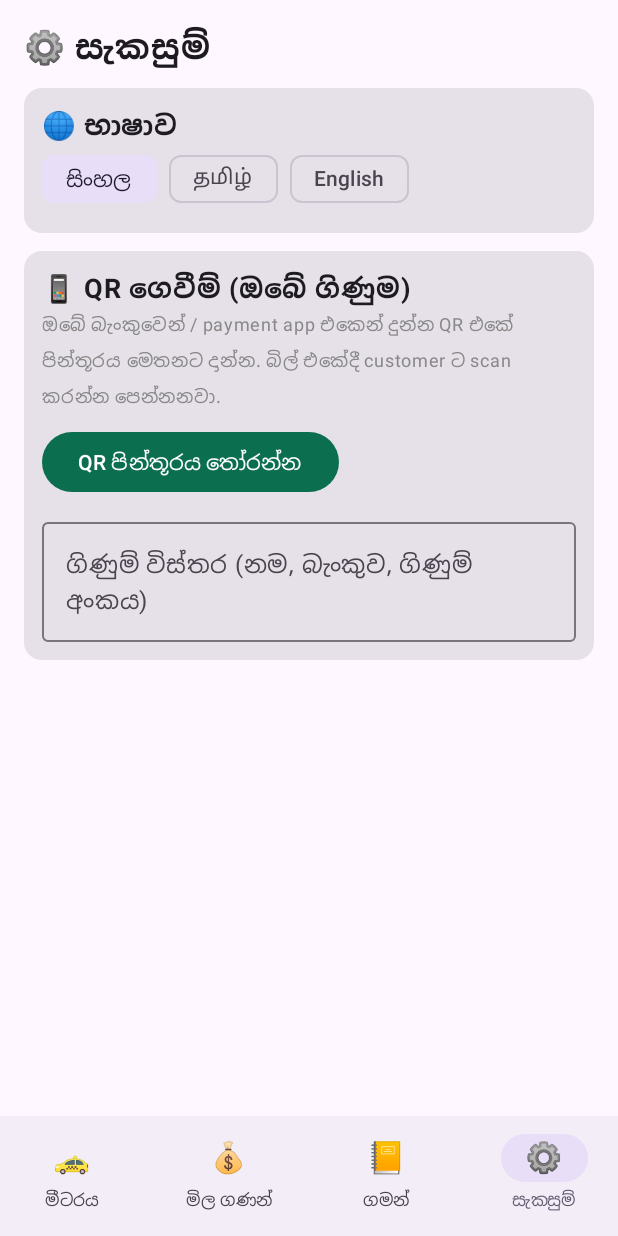
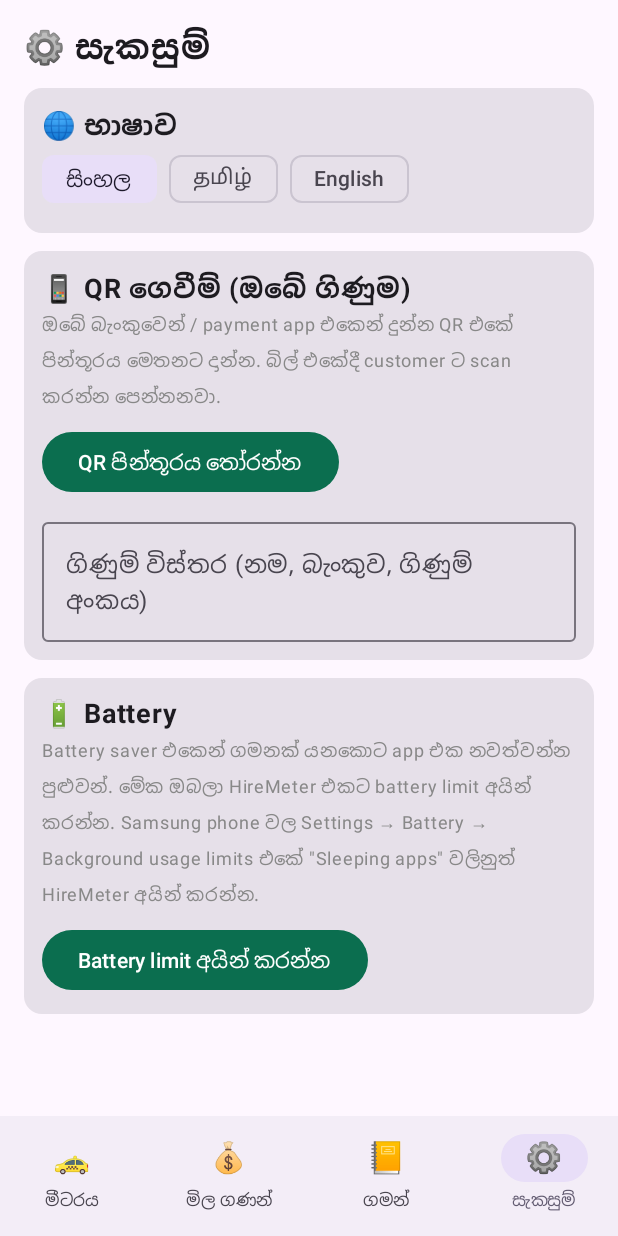
Before and after one commit to Roshan6422/HireMeter, an Android app built with Jetpack Compose: the screen it shows after launch (MainActivity), item 4 of the bottom bar chosen, on a phone screen of 412 x 824 dp. Run offline under Robolectric (Android 15) with nearby library versions, the phone set to English and light mode, and no system bars; pictures from the network do not load.

Commit message:
Keep a hire alive when the app is killed or the phone restarts
The trip in progress is saved every few seconds and carried on when the
app opens again, or when Android restarts the meter service (now sticky).
Ending a trip asks for confirmation, and Settings can take the app off
battery saving, which could stop the meter mid-trip.

Co-Authored-By: Claude Opus 5.5 <noreply@anthropic.com>

```diff
--- a/app/src/main/AndroidManifest.xml
+++ b/app/src/main/AndroidManifest.xml
@@ -8,6 +8,8 @@
     <uses-permission android:name="android.permission.FOREGROUND_SERVICE" />
     <uses-permission android:name="android.permission.FOREGROUND_SERVICE_LOCATION" />
     <uses-permission android:name="android.permission.POST_NOTIFICATIONS" />
+    <!-- So the driver can take the app off battery saving, which could stop the meter mid-trip. -->
+    <uses-permission android:name="android.permission.REQUEST_IGNORE_BATTERY_OPTIMIZATIONS" />
 
     <application
         android:allowBackup="true"
--- a/app/src/main/java/com/hiremeter/MainActivity.kt
+++ b/app/src/main/java/com/hiremeter/MainActivity.kt
@@ -9,6 +9,7 @@ import android.net.Uri
 import android.location.LocationManager
 import android.os.Build
 import android.os.Bundle
+import android.os.PowerManager
 import android.provider.Settings
 import android.widget.Toast
 import androidx.activity.ComponentActivity
@@ -84,8 +85,18 @@ class MainActivity : ComponentActivity() {
     override fun onCreate(savedInstanceState: Bundle?) {
         super.onCreate(savedInstanceState)
         Tr.load(this)
+        TripRepo.init(this)
         setContent {
             MaterialTheme(colorScheme = lightColorScheme(primary = Green)) { App() }
+        }
+    }
+
+    override fun onResume() {
+        super.onResume()
+        // The app was killed or the phone restarted during a trip: carry on the saved one.
+        if (TripRepo.restoreIfNeeded()) {
+            ContextCompat.startForegroundService(this, Intent(this, MeterService::class.java))
+            Toast.makeText(this, Tr.s.tripRecovered, Toast.LENGTH_LONG).show()
         }
     }
 }
@@ -179,7 +190,7 @@ private fun startTrip(ctx: Context) {
         ctx.startActivity(Intent(Settings.ACTION_LOCATION_SOURCE_SETTINGS).addFlags(Intent.FLAG_ACTIVITY_NEW_TASK))
         return
     }
-    ContextCompat.startForegroundService(ctx, Intent(ctx, MeterService::class.java))
+    ContextCompat.startForegroundService(ctx, Intent(ctx, MeterService::class.java).setAction(MeterService.ACTION_START))
 }
 
 @Composable
@@ -197,6 +208,7 @@ fun MeterScreen(
     var finishedRoute by remember { mutableStateOf<List<LatLon>>(emptyList()) }
     var finishedBreaks by remember { mutableStateOf<List<Int>>(emptyList()) }
     var payFor by remember { mutableStateOf<Trip?>(null) }
+    var confirmEnd by remember { mutableStateOf(false) }
     var now by remember { mutableLongStateOf(System.currentTimeMillis()) }
     LaunchedEffect(trip.running) {
         while (trip.running) {
@@ -216,6 +228,31 @@ fun MeterScreen(
     val chargedPauseMs = if (trip.running && trip.chargePaused) trip.pausedMs(now) else 0L
     val fare = calculateFare(trip.distanceM, elapsedMs, vehicle.rates, chargedPauseMs)
     val showTrip = trip.running
+
+    val endTrip = {
+        val endMs = System.currentTimeMillis()
+        val tripMs = trip.activeMs(endMs)
+        val pausedMs = trip.pausedMs(endMs)
+        val endFare = calculateFare(trip.distanceM, tripMs, vehicle.rates, if (trip.chargePaused) pausedMs else 0L)
+        val done = Trip(
+            endedAtMs = endMs,
+            vehicle = s.vehicleName(vehicle.id),
+            distanceM = trip.distanceM,
+            durationMs = tripMs,
+            distanceFare = endFare.distanceFare,
+            timeFare = endFare.timeFare,
+            minimumTopUp = endFare.minimumTopUp,
+            pausedMs = pausedMs,
+            waitingFare = endFare.waitingFare,
+        )
+        finishedRoute = TripRepo.routeSnapshot()
+        finishedBreaks = TripRepo.routeBreaksSnapshot()
+        TripRepo.finish()
+        ctx.stopService(Intent(ctx, MeterService::class.java))
+        HistoryStore.add(ctx, done)
+        onTripSaved()
+        finished = done
+    }
 
     Column(
         Modifier.fillMaxSize().verticalScroll(rememberScrollState()).padding(16.dp),
@@ -323,29 +360,7 @@ fun MeterScreen(
             ) { Text(if (trip.paused) "▶  ${s.resumeTrip}" else "⏸  ${s.pauseTrip}", fontSize = 18.sp) }
             Spacer(Modifier.height(10.dp))
             Button(
-                onClick = {
-                    val endMs = System.currentTimeMillis()
-                    val tripMs = trip.activeMs(endMs)
-                    val pausedMs = trip.pausedMs(endMs)
-                    val endFare = calculateFare(trip.distanceM, tripMs, vehicle.rates, if (trip.chargePaused) pausedMs else 0L)
-                    val done = Trip(
-                        endedAtMs = endMs,
-                        vehicle = s.vehicleName(vehicle.id),
-                        distanceM = trip.distanceM,
-                        durationMs = tripMs,
-                        distanceFare = endFare.distanceFare,
-                        timeFare = endFare.timeFare,
-                        minimumTopUp = endFare.minimumTopUp,
-                        pausedMs = pausedMs,
-                        waitingFare = endFare.waitingFare,
-                    )
-                    finishedRoute = TripRepo.routeSnapshot()
-                    finishedBreaks = TripRepo.routeBreaksSnapshot()
-                    ctx.stopService(Intent(ctx, MeterService::class.java))
-                    HistoryStore.add(ctx, done)
-                    onTripSaved()
-                    finished = done
-                },
+                onClick = { confirmEnd = true },
                 colors = ButtonDefaults.buttonColors(containerColor = Red),
                 modifier = Modifier.fillMaxWidth().height(64.dp),
             ) { Text("■  ${s.endTrip}", fontSize = 20.sp) }
@@ -353,6 +368,19 @@ fun MeterScreen(
         Text(
             s.meterNote,
             fontSize = 12.sp, color = Color.Gray, textAlign = TextAlign.Center, modifier = Modifier.padding(top = 12.dp),
+        )
+    }
+
+    if (confirmEnd) {
+        // Ending by mistake would lose the hire, so it is asked once more.
+        AlertDialog(
+            onDismissRequest = { confirmEnd = false },
+            title = { Text(s.endConfirmTitle) },
+            text = { Text(rs(fare.total), fontSize = 28.sp, fontWeight = FontWeight.Bold, color = Green) },
+            confirmButton = {
+                TextButton(onClick = { confirmEnd = false; endTrip() }) { Text(s.endTrip, color = Red) }
+            },
+            dismissButton = { TextButton(onClick = { confirmEnd = false }) { Text(s.cancel) } },
         )
     }
 
@@ -548,6 +576,39 @@ fun SettingsScreen() {
             }
         }
         PaymentSettings()
+        BatterySettings()
+    }
+}
+
+/** Battery saving can stop the meter during a trip; this takes HireMeter off its limits. */
+@Composable
+private fun BatterySettings() {
+    val ctx = LocalContext.current
+    val s = Tr.s
+    val pm = ctx.getSystemService(Context.POWER_SERVICE) as PowerManager
+    var free by remember { mutableStateOf(pm.isIgnoringBatteryOptimizations(ctx.packageName)) }
+    val ask = rememberLauncherForActivityResult(ActivityResultContracts.StartActivityForResult()) {
+        free = pm.isIgnoringBatteryOptimizations(ctx.packageName)
+    }
+    Card(Modifier.fillMaxWidth().padding(top = 12.dp)) {
+        Column(Modifier.padding(12.dp)) {
+            Text(s.batteryTitle, fontSize = 18.sp, fontWeight = FontWeight.Bold)
+            Text(s.batteryHint, fontSize = 12.sp, color = Color.Gray)
+            if (free) {
+                Text(s.batteryDone, color = Green, fontWeight = FontWeight.Bold, modifier = Modifier.padding(top = 8.dp))
+            } else {
+                Button(
+                    onClick = {
+                        try {
+                            ask.launch(Intent(Settings.ACTION_REQUEST_IGNORE_BATTERY_OPTIMIZATIONS, Uri.parse("package:" + ctx.packageName)))
+                        } catch (e: Exception) {
+                            ask.launch(Intent(Settings.ACTION_IGNORE_BATTERY_OPTIMIZATION_SETTINGS))
+                        }
+                    },
+                    modifier = Modifier.padding(top = 8.dp),
+                ) { Text(s.batteryButton) }
+            }
+        }
     }
 }
 
--- a/app/src/main/java/com/hiremeter/Strings.kt
+++ b/app/src/main/java/com/hiremeter/Strings.kt
@@ -37,6 +37,8 @@ class Strings(
     val delete: String, val cancel: String,
     val notifText: String, val language: String,
     val pauseTrip: String, val resumeTrip: String,
+    val endConfirmTitle: String, val tripRecovered: String,
+    val batteryTitle: String, val batteryHint: String, val batteryButton: String, val batteryDone: String,
     /** time paused so far */
     val pausedBanner: String,
     val pausedTime: String, val notifPaused: String,
@@ -89,6 +91,11 @@ private val SINHALA = Strings(
     clearConfirmText = "මේක ආයේ ගන්න බෑ.", delete = "මකන්න", cancel = "එපා",
     notifText = "ගමන මනිමින් පවතී", language = "භාෂාව",
     pauseTrip = "මීටරය නවත්වන්න (Pause)", resumeTrip = "මීටරය ආයෙ පටන් ගන්න",
+    endConfirmTitle = "ගමන ඉවර කරන්නද?",
+    tripRecovered = "⚠️ නැවතිලා තිබුණු ගමන ආයෙ ලබාගත්තා. App එක නැවතිලා තිබුණු වෙලාවේ දුර අඩුවෙන් ගණන් වෙන්න පුළුවන්.",
+    batteryTitle = "🔋 Battery",
+    batteryHint = "Battery saver එකෙන් ගමනක් යනකොට app එක නවත්වන්න පුළුවන්. මේක ඔබලා HireMeter එකට battery limit අයින් කරන්න. Samsung phone වල Settings → Battery → Background usage limits එකේ \"Sleeping apps\" වලිනුත් HireMeter අයින් කරන්න.",
+    batteryButton = "Battery limit අයින් කරන්න", batteryDone = "✓ HireMeter එකට battery limit නෑ",
     pausedBanner = "⏸ මීටරය නවත්වලා · %s\nදුර සහ කාලය ගණන් වෙන්නේ නෑ. GPS එක off.",
     pausedTime = "නවත්වා තිබූ කාලය (ගාස්තු නැත)", notifPaused = "මීටරය නවත්වා ඇත (Pause)",
     pausedCharged = "රැඳී සිටි කාලය (Pause)", waitingFareLabel = "රැඳී සිටීමට ගාස්තුව", waitRateLabel = "රැඳීම / විනාඩි (Pause)", waitedLabel = "රැඳී සිටි කාලය",
@@ -127,6 +134,11 @@ private val TAMIL = Strings(
     clearConfirmText = "இதை மீட்டெடுக்க முடியாது.", delete = "அழி", cancel = "வேண்டாம்",
     notifText = "பயணம் அளக்கப்படுகிறது", language = "மொழி",
     pauseTrip = "மீட்டரை இடைநிறுத்து", resumeTrip = "மீட்டரைத் தொடர்",
+    endConfirmTitle = "பயணத்தை முடிக்கவா?",
+    tripRecovered = "⚠️ நின்றுபோன பயணம் மீட்டெடுக்கப்பட்டது. App நின்றிருந்த நேரத்தின் தூரம் குறைவாகக் கணக்கிடப்படலாம்.",
+    batteryTitle = "🔋 Battery",
+    batteryHint = "Battery saver பயணத்தின் போது app-ஐ நிறுத்தக்கூடும். இதை அழுத்தி HireMeter-க்கு battery வரம்பை நீக்கவும். Samsung போன்களில் Settings → Battery → Background usage limits-இல் \"Sleeping apps\" பட்டியலிலிருந்தும் HireMeter-ஐ நீக்கவும்.",
+    batteryButton = "Battery வரம்பை நீக்கு", batteryDone = "✓ HireMeter-க்கு battery வரம்பு இல்லை",
     pausedBanner = "⏸ மீட்டர் இடைநிறுத்தப்பட்டுள்ளது · %s\nதூரமும் நேரமும் கணக்கிடப்படாது. GPS அணைக்கப்பட்டுள்ளது.",
     pausedTime = "இடைநிறுத்திய நேரம் (கட்டணம் இல்லை)", notifPaused = "மீட்டர் இடைநிறுத்தப்பட்டுள்ளது",
     pausedCharged = "காத்திருந்த நேரம் (இடைநிறுத்தம்)", waitingFareLabel = "காத்திருப்புக் கட்டணம்", waitRateLabel = "காத்திருப்பு / நிமிடம்", waitedLabel = "காத்திருந்த நேரம்",
@@ -165,6 +177,11 @@ private val ENGLISH = Strings(
     clearConfirmText = "This cannot be undone.", delete = "Delete", cancel = "Cancel",
     notifText = "Measuring the trip", language = "Language",
     pauseTrip = "Pause meter", resumeTrip = "Resume meter",
+    endConfirmTitle = "End the trip?",
+    tripRecovered = "⚠️ The stopped trip was recovered. Distance while the app was stopped may be counted short.",
+    batteryTitle = "🔋 Battery",
+    batteryHint = "Battery saving can stop the app during a trip. Tap below to take HireMeter off battery limits. On Samsung phones, also remove HireMeter from \"Sleeping apps\" (Settings → Battery → Background usage limits).",
+    batteryButton = "Remove battery limit", batteryDone = "✓ HireMeter has no battery limit",
     pausedBanner = "⏸ Meter paused · %s\nDistance and time are not counted. GPS is off.",
     pausedTime = "Paused (not charged)", notifPaused = "Meter paused",
     pausedCharged = "Waited (paused)", waitingFareLabel = "Waiting fare", waitRateLabel = "Waiting / min (paused)", waitedLabel = "Waiting time",
```
Also changed, not shown: app/src/main/java/com/hiremeter/Fare.kt (+17 -0 lines), app/src/main/java/com/hiremeter/MeterService.kt (+38 -5 lines), app/src/main/java/com/hiremeter/Stores.kt (+89 -2 lines), 1 other file.
